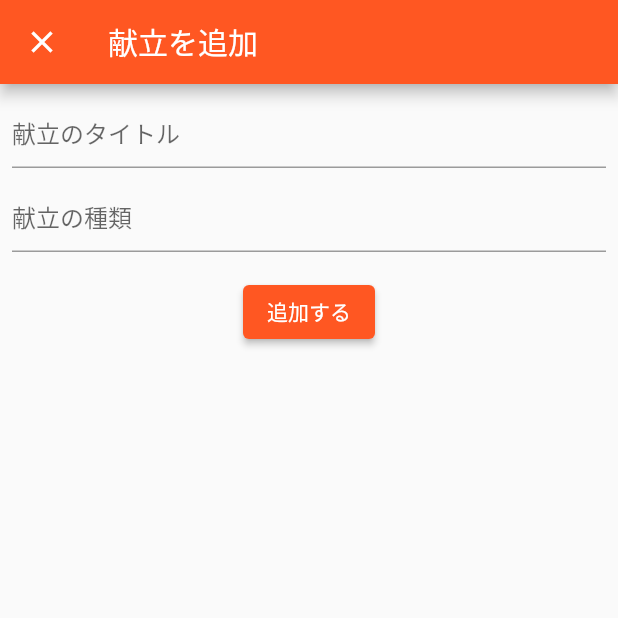
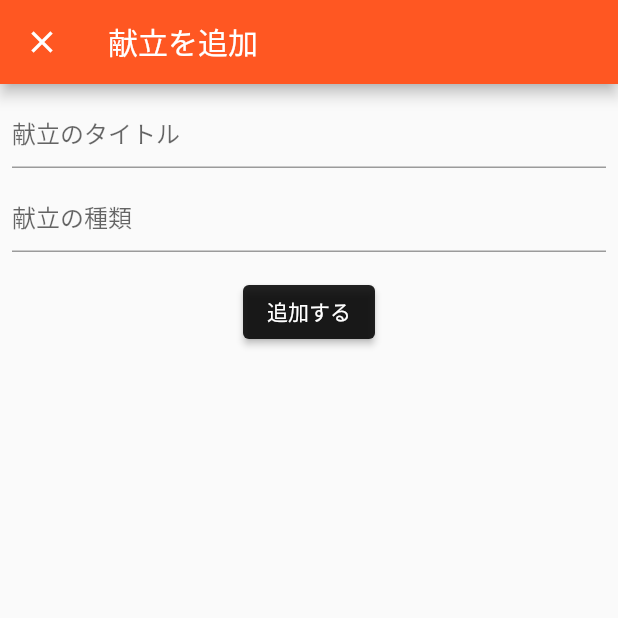
Before and after one commit to sakurakotubaki/Cook-Menu-App, a Flutter app: the screen it shows after launch, after a tap on the "add" icon, on a phone screen of 412 x 824 dp, the top half of it. Run offline on Flutter 3.47's test engine with Material 2 defaults, Android fonts, the phone set to English and light mode, and no system bars; our stand-ins replace cloud_firestore, firebase_core; accounts and stored records are empty.

Commit message:
ボタンのカラーをblack87に変更

```diff
--- a/lib/add_menu/add_menu_page.dart
+++ b/lib/add_menu/add_menu_page.dart
@@ -51,7 +51,11 @@ class AddMenuPage extends StatelessWidget {
                       );
                       ScaffoldMessenger.of(context).showSnackBar(snackBar);
                     }
-                  }, child: Text('追加する')),
+                  }, child: Text('追加する'),
+                    style: ElevatedButton.styleFrom(
+                      primary: Colors.black87, //ボタンの背景色
+                    ),
+                  ),
                 ],
               ),
             );
--- a/lib/menu_list/menu_list_page.dart
+++ b/lib/menu_list/menu_list_page.dart
@@ -44,6 +44,7 @@ class MenuListPage extends StatelessWidget {
         floatingActionButton:
           Consumer<MenuListModel>(builder: (context, model, child) {
             return FloatingActionButton(
+              backgroundColor: Colors.black87,
               // 非同期処理に変更する
               onPressed: () async {
                 // 画面遷移
```
